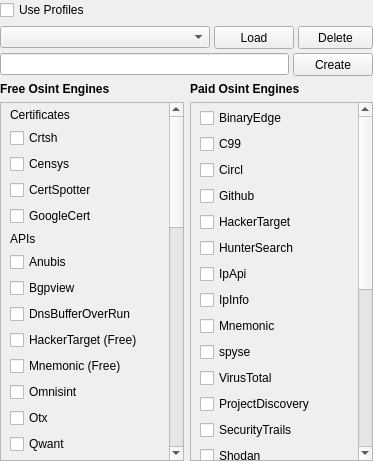
This is gui/src/widgets/OsintModulesWidget.ui in 3nock/OTE as Qt 5 draws it before an edit. The edited form follows.
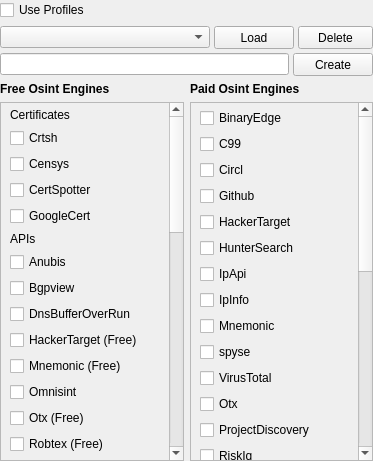
This is the edited form.

Commit message: refactoring osint modules...

The edit to the form file:
```diff
--- a/gui/src/widgets/OsintModulesWidget.ui
+++ b/gui/src/widgets/OsintModulesWidget.ui
@@ -254,7 +254,7 @@
             <x>0</x>
             <y>0</y>
             <width>162</width>
-            <height>956</height>
+            <height>910</height>
            </rect>
           </property>
           <layout class="QVBoxLayout" name="verticalLayout_12">
@@ -351,28 +351,14 @@
            <item>
             <widget class="QCheckBox" name="moduleOtx">
              <property name="text">
-              <string>Otx</string>
+              <string>Otx (Free)</string>
              </property>
             </widget>
            </item>
            <item>
             <widget class="QCheckBox" name="moduleQwant">
              <property name="text">
-              <string>Qwant</string>
-             </property>
-            </widget>
-           </item>
-           <item>
-            <widget class="QCheckBox" name="moduleRiskIq">
-             <property name="text">
-              <string>RiskIq (Community)</string>
-             </property>
-            </widget>
-           </item>
-           <item>
-            <widget class="QCheckBox" name="moduleRobtex">
-             <property name="text">
-              <string>Robtex</string>
+              <string>Robtex (Free)</string>
              </property>
             </widget>
            </item>
@@ -645,7 +631,7 @@
             <x>0</x>
             <y>0</y>
             <width>161</width>
-            <height>608</height>
+            <height>677</height>
            </rect>
           </property>
           <layout class="QVBoxLayout" name="verticalLayout_14">
@@ -732,6 +718,13 @@
              </property>
             </widget>
            </item>
+           <item>
+            <widget class="QCheckBox" name="moduleOtxPaid">
+             <property name="text">
+              <string>Otx</string>
+             </property>
+            </widget>
+           </item>
            <item>
             <widget class="QCheckBox" name="moduleProjectdiscovery">
              <property name="text">
@@ -739,6 +732,20 @@
              </property>
             </widget>
            </item>
+           <item>
+            <widget class="QCheckBox" name="moduleRiskIq">
+             <property name="text">
+              <string>RiskIq</string>
+             </property>
+            </widget>
+           </item>
+           <item>
+            <widget class="QCheckBox" name="moduleRobtexPaid">
+             <property name="text">
+              <string>Robtex</string>
+             </property>
+            </widget>
+           </item>
            <item>
             <widget class="QCheckBox" name="moduleSecuritytrails">
              <property name="text">
```
Left out of the diff: 4 changed lines with no effect on the pictures. The commit also changes 38 other files.
